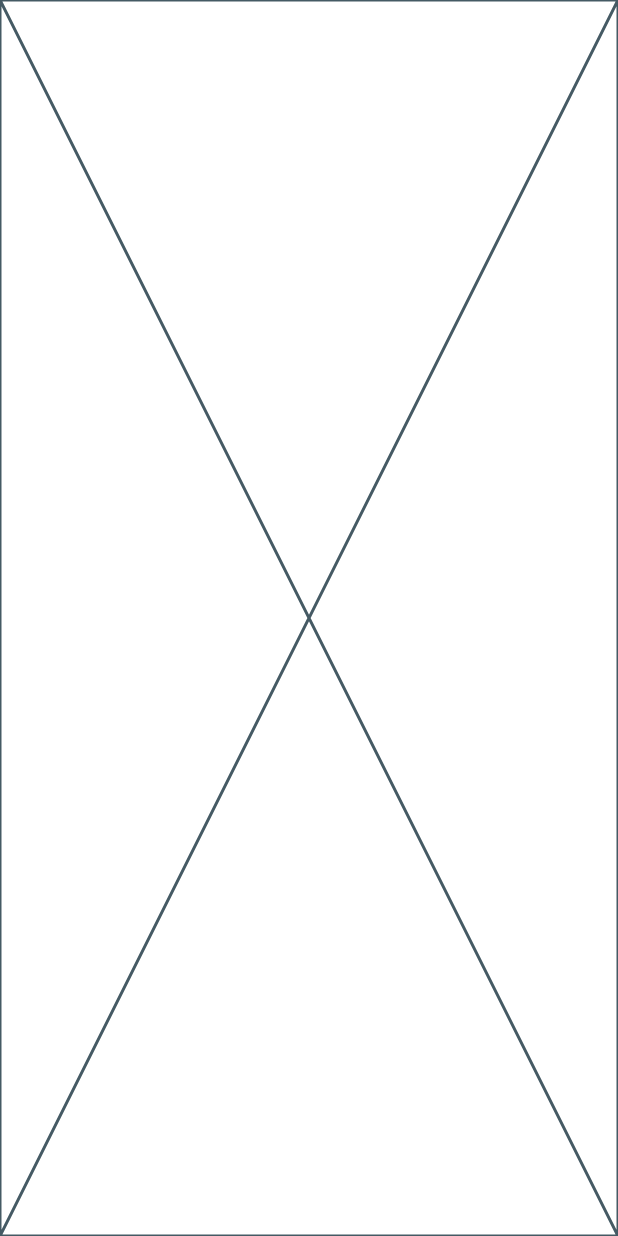
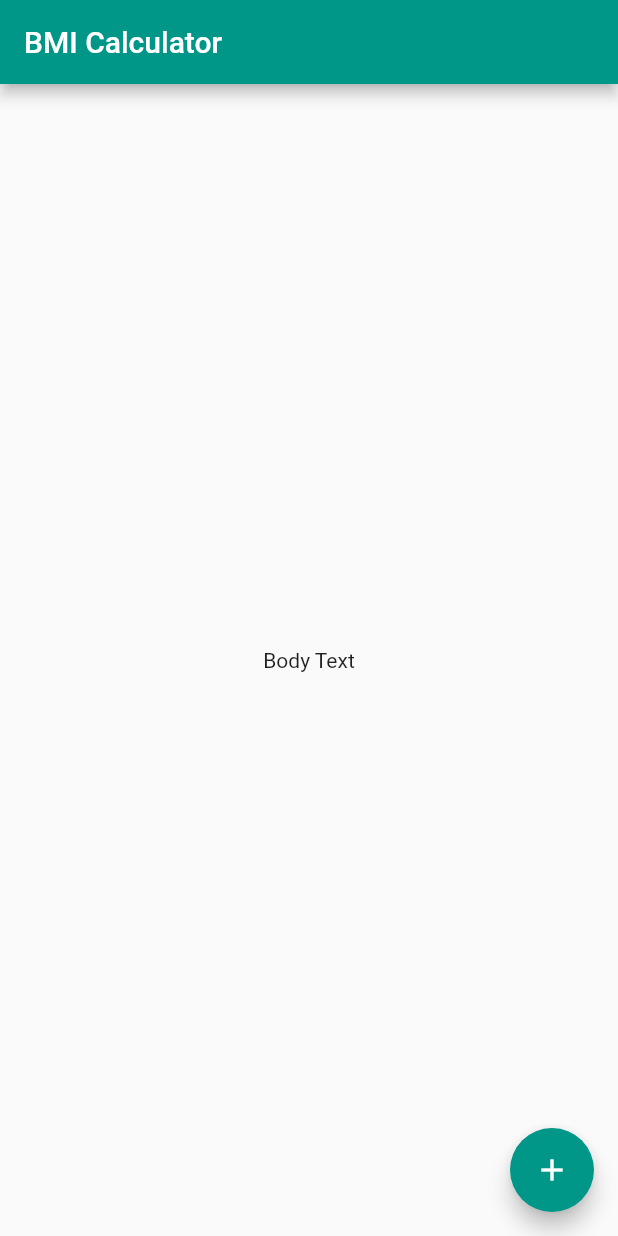
Before and after one commit to bhagyanimash/bmi_calculator, a Flutter app: the screen it shows after launch, on a phone screen of 412 x 824 dp. Run offline on Flutter 3.47's test engine with Material 2 defaults, Android fonts, the phone set to English and light mode, and no system bars.

Commit message:
Creating theme

```diff
--- a/lib/main.dart
+++ b/lib/main.dart
@@ -9,6 +9,39 @@ class BMIcalculator extends StatelessWidget {
 
   @override
   Widget build(BuildContext context) {
-    return const Placeholder();
+    return MaterialApp(
+      theme: ThemeData(
+        primarySwatch: Colors.teal,
+        //brightness: Brightness.dark,
+        //scaffoldBackgroundColor: Colors.tealAccent[100]
+      ),
+      debugShowCheckedModeBanner: false,
+      home: const InputPage(),
+    );
   }
 }
+
+class InputPage extends StatefulWidget {
+  const InputPage({super.key});
+
+  @override
+  State<InputPage> createState() => _InputPageState();
+}
+
+class _InputPageState extends State<InputPage> {
+  @override
+  Widget build(BuildContext context) {
+    return Scaffold(
+      appBar: AppBar(
+        title: const Text('BMI Calculator'),
+      ),
+      body: const Center(
+        child: Text('Body Text'),
+      ),
+      floatingActionButton: FloatingActionButton(
+        onPressed: () {},
+        child: const Icon(Icons.add),
+      ),
+    );
+  }
+}
```
